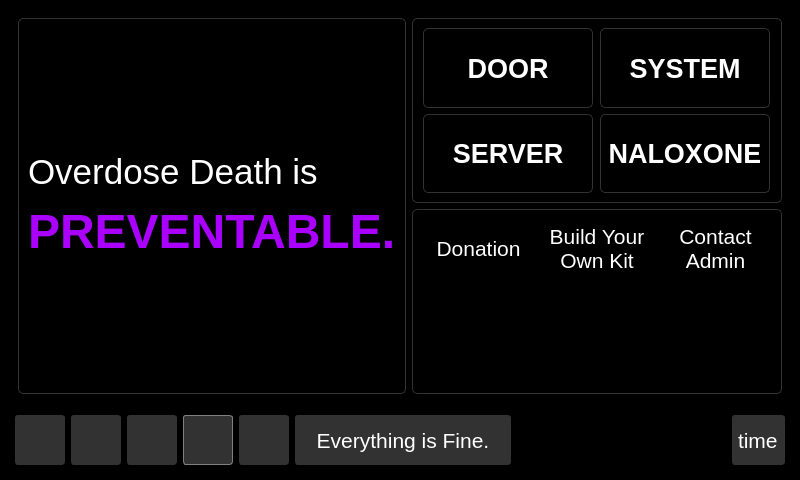
Qt form qt_design/main_window.ui (zyl120/Naloxone_Safety_Kit) before a commit.
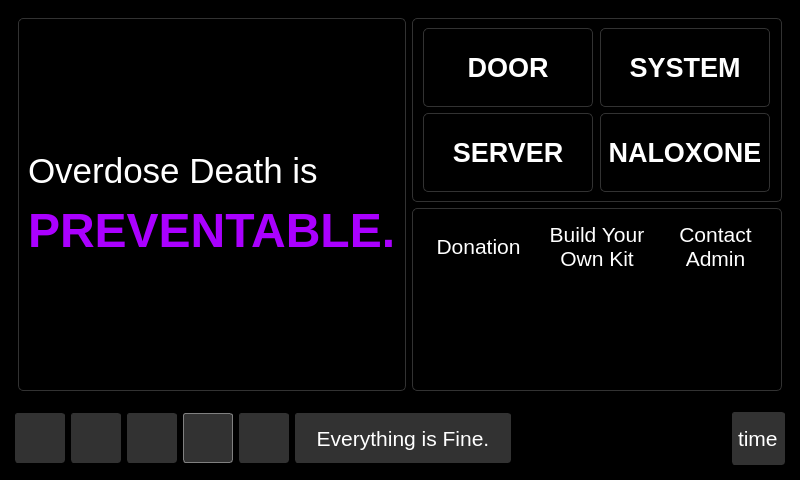
The same form after that commit. Icons and pictures are not drawn.

Commit message: change control bar

```diff
--- a/qt_design/main_window.ui
+++ b/qt_design/main_window.ui
@@ -5460,7 +5460,7 @@
     <item row="2" column="0" colspan="2">
      <widget class="QFrame" name="shortcut_frame">
       <property name="sizePolicy">
-       <sizepolicy hsizetype="Preferred" vsizetype="Fixed">
+       <sizepolicy hsizetype="Preferred" vsizetype="Preferred">
         <horstretch>0</horstretch>
         <verstretch>0</verstretch>
        </sizepolicy>
@@ -5468,7 +5468,7 @@
       <property name="minimumSize">
        <size>
         <width>0</width>
-        <height>0</height>
+        <height>65</height>
        </size>
       </property>
       <property name="styleSheet">
```
The commit also changes 2 other files.
